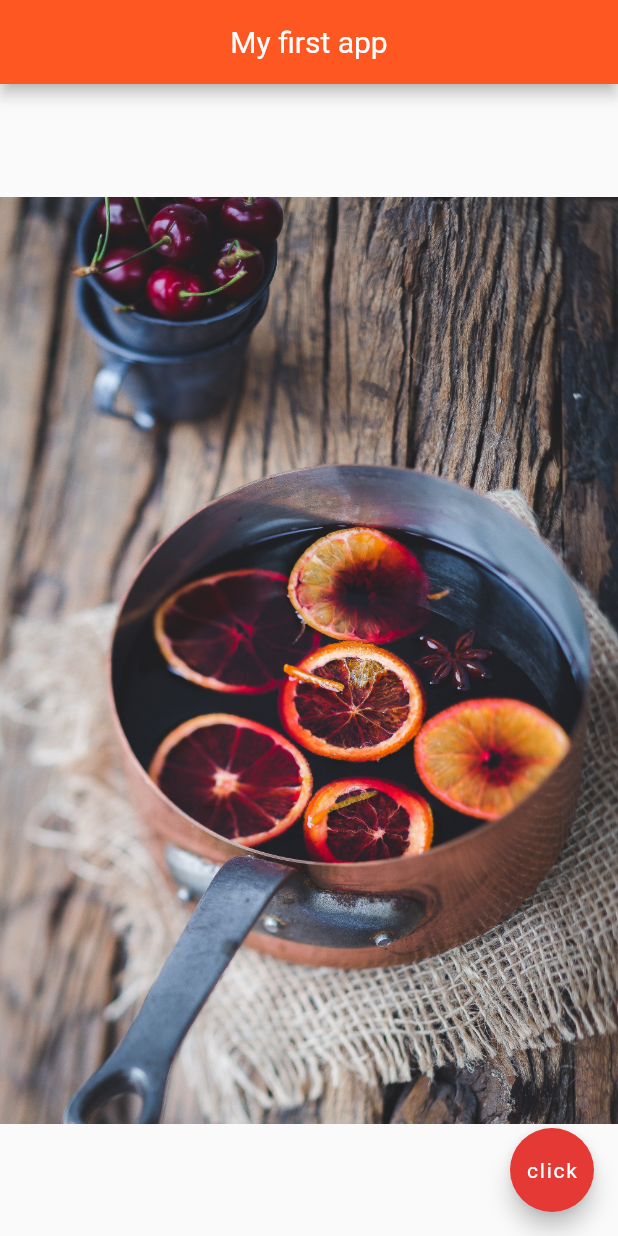
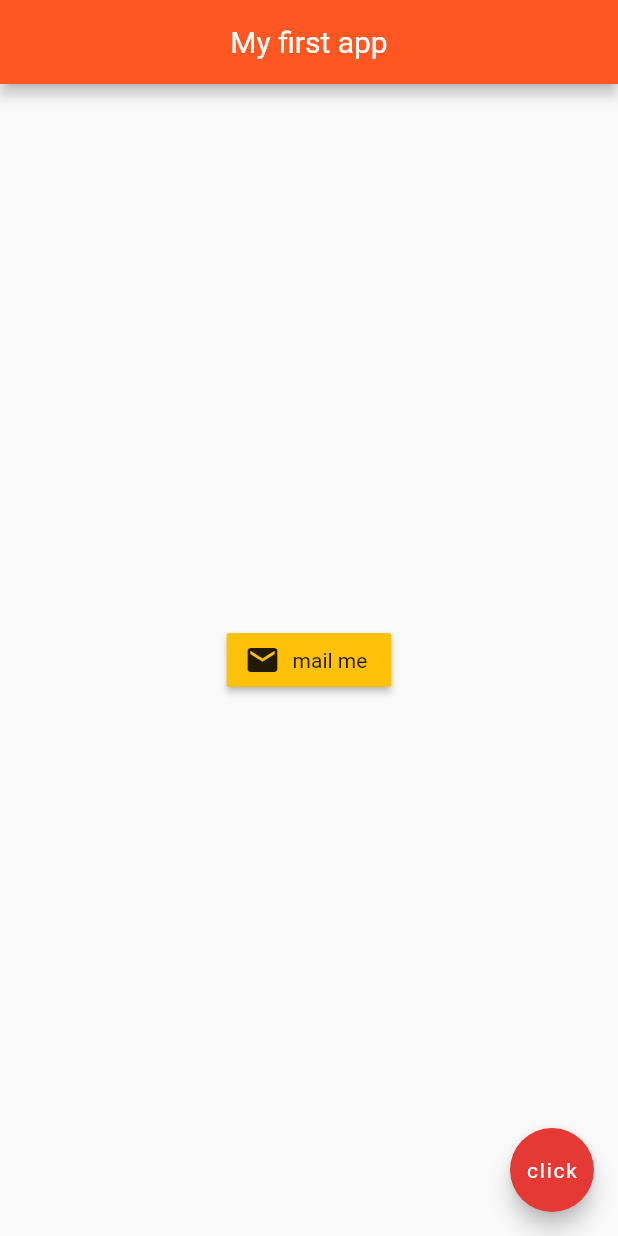
Before and after one commit to casprief/my_first_app, a Flutter app: the screen it shows after launch, on a phone screen of 412 x 824 dp. Run offline on Flutter 3.47's test engine with Material 2 defaults, Android fonts, the light colour scheme and no system bars.

Commit message:
Raisedbutton implementation

```diff
--- a/lib/main.dart
+++ b/lib/main.dart
@@ -16,22 +16,14 @@ class Home extends StatelessWidget {
         backgroundColor: Colors.deepOrange,
       ),
       body: Center(
-        child:
-        // Text(
-        //   'hello ninjas',
-        //   style: TextStyle(
-        //     fontSize: 20.0,
-        //     fontWeight: FontWeight.bold,
-        //     letterSpacing: 2.0,
-        //     color: Colors.grey[600],
-        //     fontFamily: 'IndieFlower',
-        //   ),
-        // ),
-        // Image(
-        //   //image: NetworkImage('https://images.unsplash.com/photo-1556621595-6dd9502e265e?ixid=MXwxMjA3fDB8MHxwaG90by1wYWdlfHx8fGVufDB8fHw%3D&ixlib=rb-1.2.1&auto=format&fit=crop&w=334&q=80'),
-        //   image: AssetImage('assets/mountain.jpg'),
-        // ),
-        Image.asset('assets/wine.jpg'),  //Shortcut
+        child:RaisedButton.icon(
+          onPressed: (){},
+          icon: Icon(
+            Icons.mail,
+          ),
+          label: Text('mail me'),
+          color: Colors.amber,
+        )
       ),
       floatingActionButton: FloatingActionButton(
         onPressed: () {},
```
